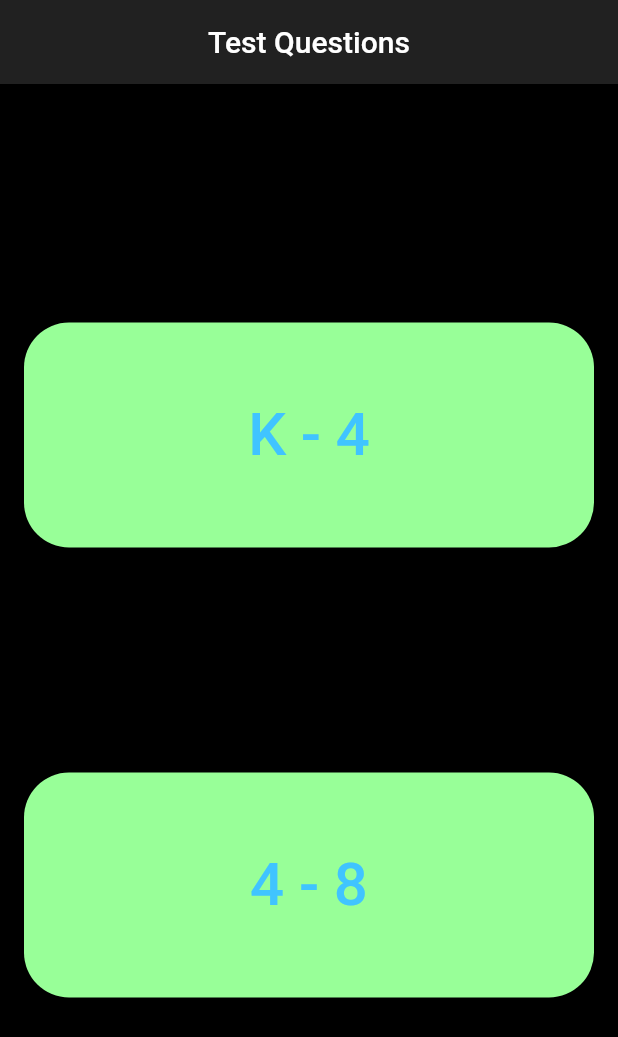
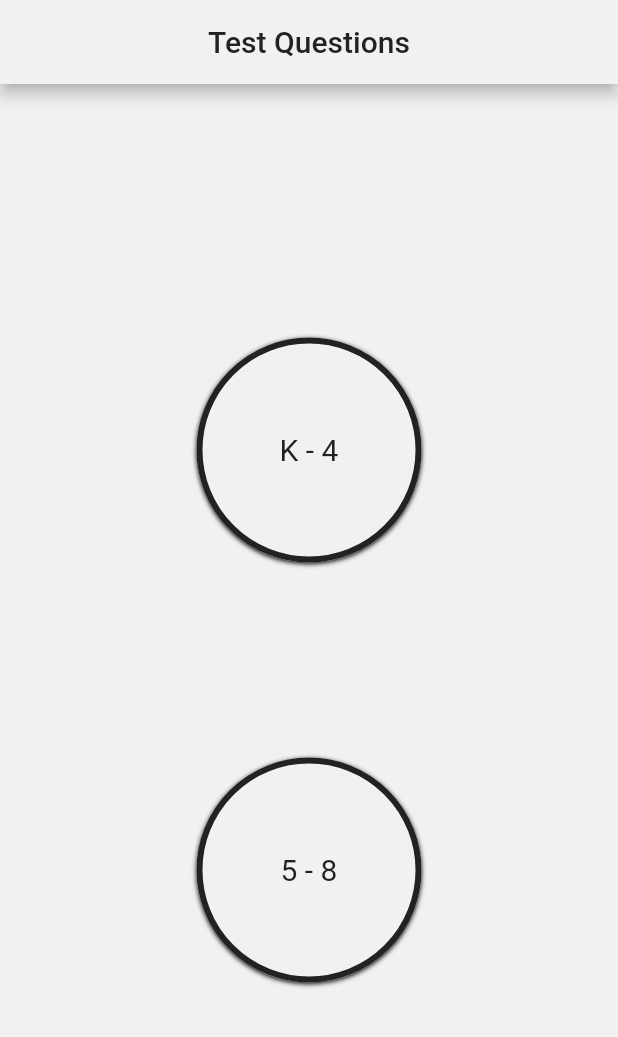
Before and after one commit to Derek-Girardi/green_circle_generator, a Flutter app: the screen it shows after launch, on a phone screen of 412 x 824 dp. Shown: the top 1037 px of the screen. Run offline on Flutter 3.47's test engine with Material 2 defaults, Android fonts, the light colour scheme and no system bars.

Commit message:
New circular buttons for homepage
Created custom circle buttons for the home page. This gives us a better
looking page than before. Still functions the same as before.

```diff
--- a/lib/ui/home_page.dart
+++ b/lib/ui/home_page.dart
@@ -7,52 +7,89 @@ class HomePage extends StatelessWidget {
   @override
   Widget build(BuildContext context) {
     return Scaffold(
-      backgroundColor: Colors.black,
+      backgroundColor: Color(0xffF1F1F1),
       appBar: AppBar(
+        backgroundColor: Color(0xffF1F1F1),
         centerTitle: true,
-        title: Text('Test Questions'),
-       ),
+        title:
+            Text('Test Questions', style: TextStyle(color: Color(0xff222222))),
+      ),
       body: Center(
         child: Column(
           mainAxisAlignment: MainAxisAlignment.center,
-          crossAxisAlignment: CrossAxisAlignment.stretch,
           children: <Widget>[
             Padding(
-              padding: EdgeInsets.symmetric(vertical: 75.0, horizontal: 16.0),
-              child: MaterialButton(
-                minWidth: 200.0,
-                height: 150.0,
-                color: Color(0xff98ff98),
-                textColor: Colors.white,
-                splashColor: Colors.blueGrey,
-                shape: RoundedRectangleBorder(
-                    borderRadius: new BorderRadius.circular(30.0)),
-                onPressed: () => Navigator.push(context, SlideLeftRoute(page: PrimaryPage())),//PrimaryPage
-                child: Text(
-                  "K - 4",
-                  style: new TextStyle(
-                    fontSize: 40.0,
-                    color: Colors.lightBlueAccent,
+              padding: EdgeInsets.symmetric(vertical: 65.0, horizontal: 100.0),
+              child: Container(
+                decoration: BoxDecoration(
+                  boxShadow: [
+                    BoxShadow(
+                        color: Colors.black,
+                        offset: Offset(0, 1),
+                        blurRadius: 2.0)
+                  ],
+                  shape: BoxShape.circle,
+                  color: Color(0xffF1F1F1),
+                ),
+                child: Material(
+                  child: InkWell(
+                    borderRadius: BorderRadius.circular(100.0),
+                    onTap: () => Navigator.push(
+                        context, SlideLeftRoute(page: PrimaryPage())),
+                    splashColor: Color(0xffC87140),
+                    child: Container(
+                      width: 150,
+                      height: 150,
+                      decoration: BoxDecoration(
+                          shape: BoxShape.circle,
+                          border:
+                              Border.all(width: 4, color: Color(0xff222222))),
+                      child: Center(
+                        child: Text("K - 4",
+                            style: new TextStyle(
+                              fontSize: 20.0,
+                              color: Color(0xff222222),
+                            )),
+                      ),
+                    ),
                   ),
                 ),
               ),
             ),
             Padding(
-              padding: EdgeInsets.symmetric(vertical: 75.0, horizontal: 16.0),
-              child: MaterialButton(
-                minWidth: 200.0,
-                height: 150.0,
-                color: Color(0xff98ff98),
-                textColor: Colors.white,
-                splashColor: Colors.blueGrey,
-                shape: RoundedRectangleBorder(
-                    borderRadius: new BorderRadius.circular(30.0)),
-                onPressed: () => Navigator.push(context, SlideLeftRoute(page: SecondaryPage())),
-                child: Text(
-                  "4 - 8",
-                  style: TextStyle(
-                    fontSize: 40.0,
-                    color: Colors.lightBlueAccent,
+              padding: EdgeInsets.symmetric(vertical: 65.0, horizontal: 16.0),
+              child: Container(
+                decoration: BoxDecoration(
+                  boxShadow: [
+                    BoxShadow(
+                        color: Colors.black,
+                        offset: Offset(0, 1),
+                        blurRadius: 2.0)
+                  ],
+                  shape: BoxShape.circle,
+                  color: Color(0xffF1F1F1),
+                ),
+                child: Material(
+                  child: InkWell(
+                    borderRadius: BorderRadius.circular(100.0),
+                    onTap: () => Navigator.push(
+                        context, SlideLeftRoute(page: SecondaryPage())),
+                    splashColor: Color(0xffC87140),
+                    child: Container(
+                      width: 150,
+                      height: 150,
+                      decoration: BoxDecoration(
+                          shape: BoxShape.circle,
+                          border:
+                              Border.all(width: 4, color: Color(0xff222222))),
+                      child: Center(
+                        child: Text("5 - 8",
+                            style: new TextStyle(
+                              fontSize: 20.0,
+                              color: Color(0xff222222),
+                            )),
+                      ),
+                    ),
                   ),
                 ),
               ),
```
Also changed, not shown: 3 other files.
